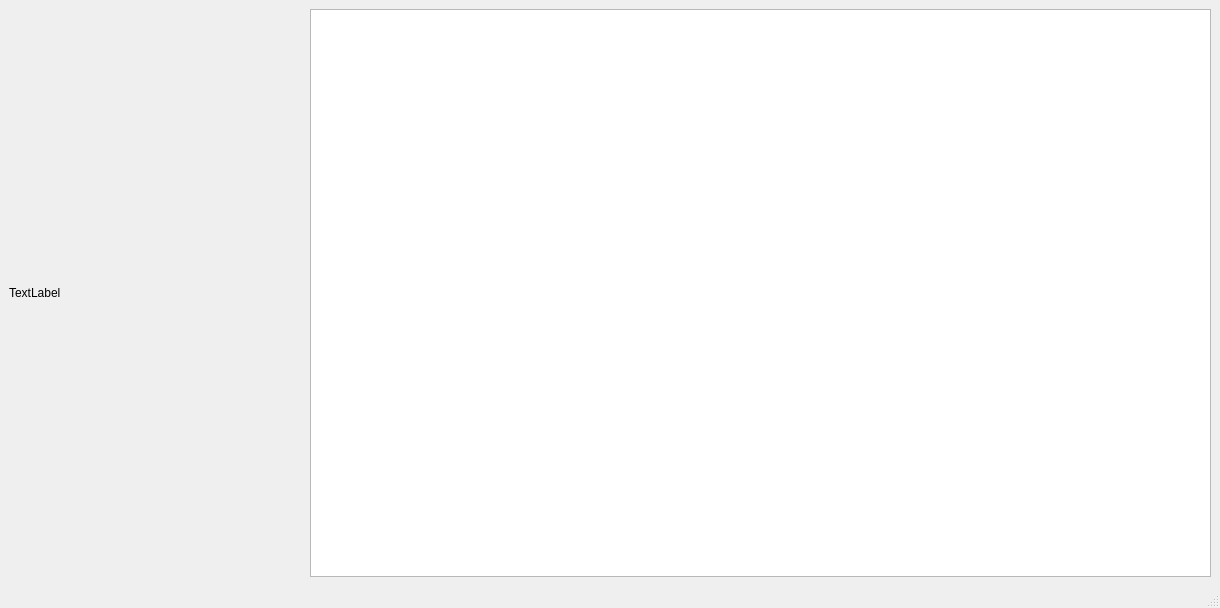
The window that Sortings_Visualization/mainwindow.ui (yegorgru/OOP_Lab2_4_Semester) describes before a commit, drawn with Qt 5.
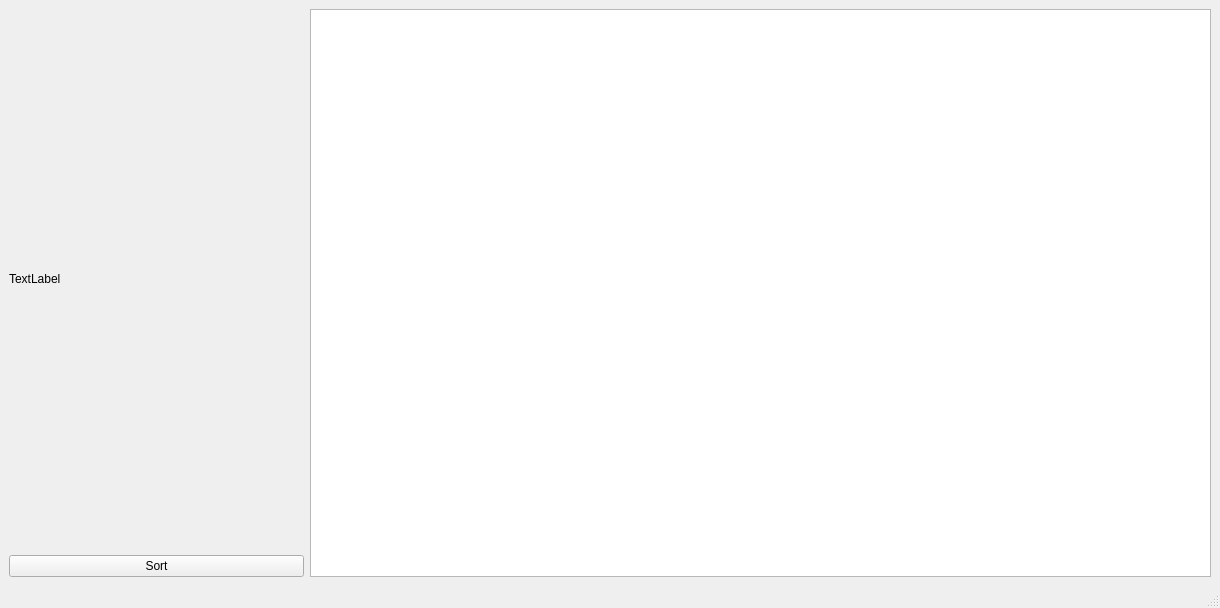
The same window after the commit.

Patch:
```diff
--- a/Sortings_Visualization/mainwindow.ui
+++ b/Sortings_Visualization/mainwindow.ui
@@ -22,9 +22,16 @@
       </property>
      </widget>
     </item>
-    <item row="0" column="1">
+    <item row="0" column="1" rowspan="2">
      <widget class="QGraphicsView" name="graphicsView"/>
     </item>
+    <item row="1" column="0">
+     <widget class="QPushButton" name="SortButton">
+      <property name="text">
+       <string>Sort</string>
+      </property>
+     </widget>
+    </item>
    </layout>
   </widget>
   <widget class="QMenuBar" name="menubar">
```
